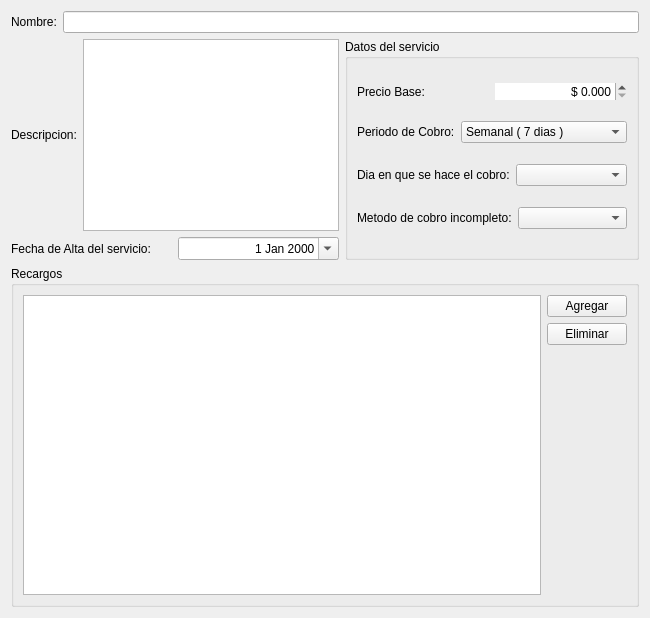
This is trunk/plugins/servicios/formServicioBase.ui in chungote/gestotux as Qt 5 draws it before an edit. The edited form follows.
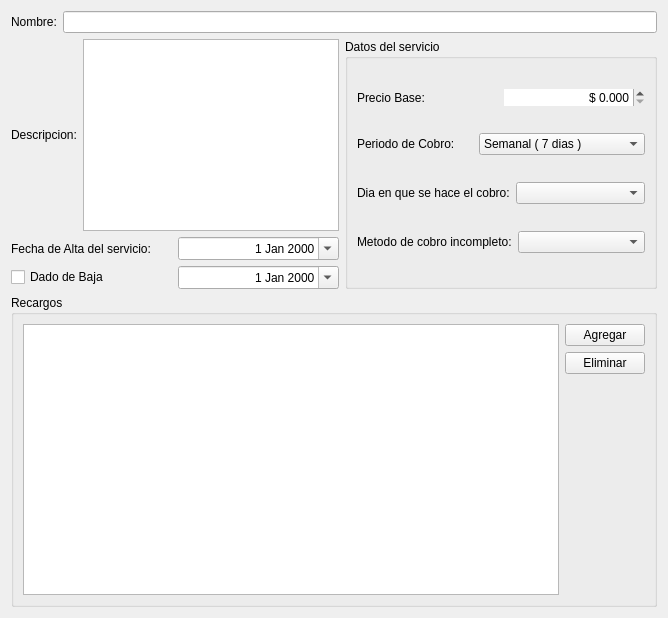
This is the edited form.

```diff
--- a/trunk/plugins/servicios/formServicioBase.ui
+++ b/trunk/plugins/servicios/formServicioBase.ui
@@ -6,7 +6,7 @@
    <rect>
     <x>0</x>
     <y>0</y>
-    <width>650</width>
+    <width>668</width>
     <height>618</height>
    </rect>
   </property>
@@ -29,11 +29,11 @@
     </layout>
    </item>
    <item>
-    <layout class="QHBoxLayout" name="horizontalLayout_6">
+    <layout class="QHBoxLayout" name="horizontalLayout_10">
      <item>
       <layout class="QVBoxLayout" name="verticalLayout_2">
        <item>
-        <layout class="QHBoxLayout" name="horizontalLayout_2">
+        <layout class="QHBoxLayout" name="horizontalLayout_4">
          <item>
           <widget class="QLabel" name="label_2">
            <property name="text">
@@ -74,6 +74,27 @@
          </item>
         </layout>
        </item>
+       <item>
+        <layout class="QHBoxLayout" name="horizontalLayout_2">
+         <item>
+          <widget class="QCheckBox" name="CkBBaja">
+           <property name="text">
+            <string>Dado de Baja</string>
+           </property>
+          </widget>
+         </item>
+         <item>
+          <widget class="QDateEdit" name="DEFechaBaja">
+           <property name="alignment">
+            <set>Qt::AlignRight|Qt::AlignTrailing|Qt::AlignVCenter</set>
+           </property>
+           <property name="calendarPopup">
+            <bool>true</bool>
+           </property>
+          </widget>
+         </item>
+        </layout>
+       </item>
       </layout>
      </item>
      <item>
@@ -205,7 +226,7 @@
      <property name="title">
       <string>Recargos</string>
      </property>
-     <layout class="QHBoxLayout" name="horizontalLayout_4">
+     <layout class="QHBoxLayout" name="horizontalLayout_6">
       <item>
        <widget class="QTableView" name="TVRecargos"/>
       </item>
```
